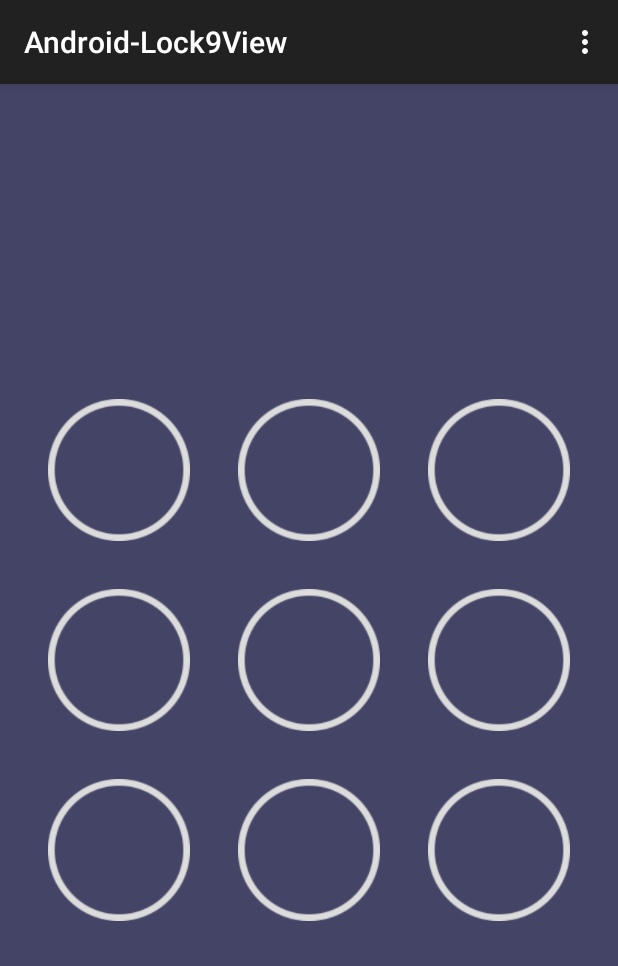
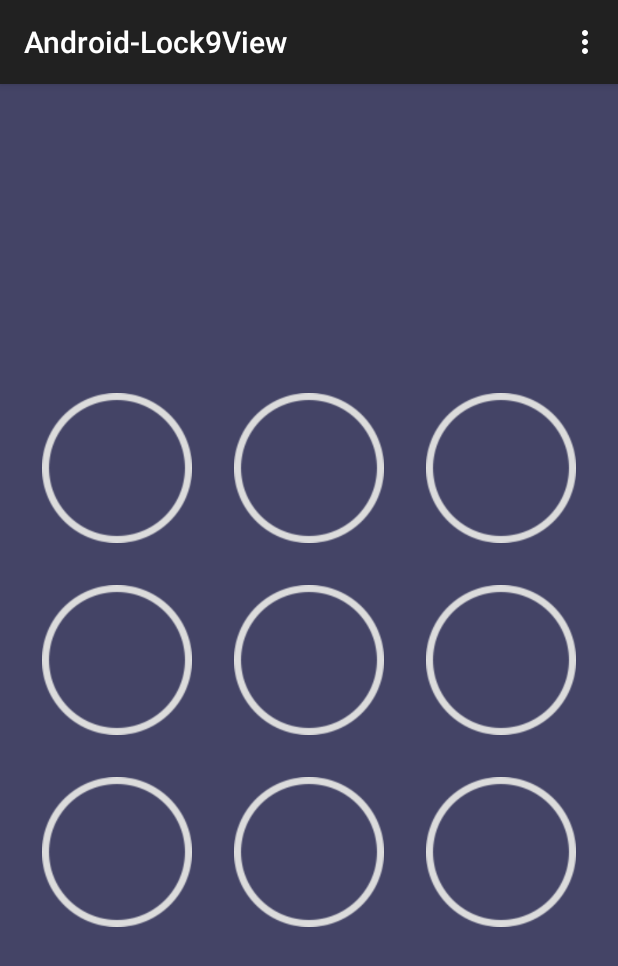
Before and after one commit to TakWolf-Deprecated/Android-Lock9View, an Android app: the screen it shows after launch (MainActivity), on a phone screen of 412 x 824 dp. Shown: the top 966 px of the screen. Run offline under Robolectric (Android 15) with nearby library versions, the phone set to English and light mode, and no system bars.

Commit message:
调整demo边距

```diff
--- a/app/src/main/res/layout/activity_main.xml
+++ b/app/src/main/res/layout/activity_main.xml
@@ -14,7 +14,7 @@
         app:lock9_nodeOnSrc="@drawable/lock_9_view_node_highlighted"
         app:lock9_lineColor="#ff006699"
         app:lock9_lineWidth="8dp"
-        app:lock9_padding="32dp"
-        app:lock9_spacing="32dp" />
+        app:lock9_padding="28dp"
+        app:lock9_spacing="28dp" />
 
 </FrameLayout>
```
